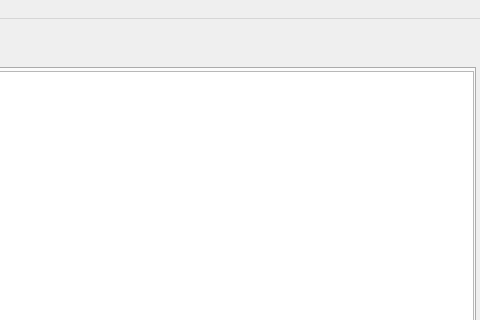
andy-campbell/acgit, file mainwindow.ui: the form before one commit; both pictures show x 480 to 960 and y 0 to 320 of the 960 by 600 pixel window.
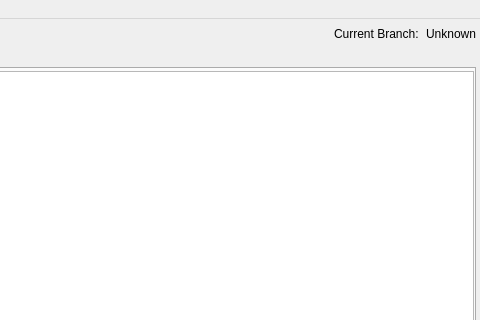
The form after the commit. Icons and pictures are not drawn. Custom widgets are drawn as their Qt base class.

Commit message: Added a label to show current branch

```diff
--- a/mainwindow.ui
+++ b/mainwindow.ui
@@ -83,6 +83,20 @@
         </property>
        </spacer>
       </item>
+      <item>
+       <widget class="QLabel" name="currentBranchLabel">
+        <property name="text">
+         <string>Current Branch: </string>
+        </property>
+       </widget>
+      </item>
+      <item>
+       <widget class="QLabel" name="branchLabel">
+        <property name="text">
+         <string>Unknown</string>
+        </property>
+       </widget>
+      </item>
      </layout>
     </item>
     <item>
```
The commit also changes 2 other files.
